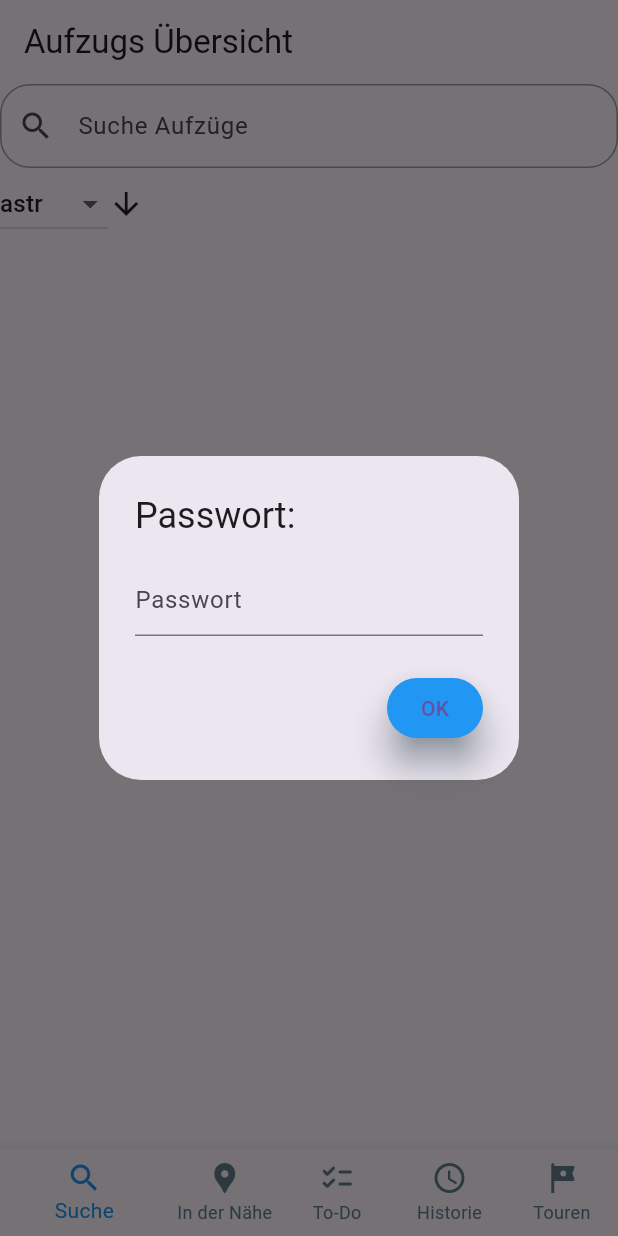
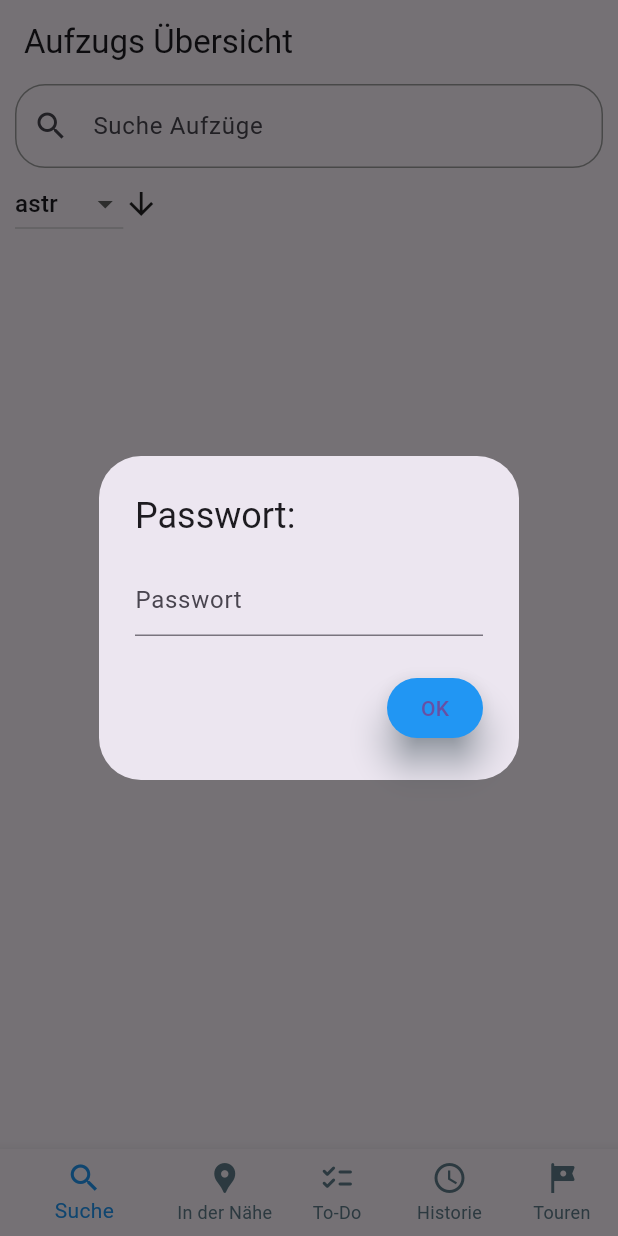
Before and after one commit to 5ila5/bombelczyk-app, a Flutter app: the screen it shows after launch, on a phone screen of 412 x 824 dp. Run offline on Flutter 3.47's test engine with Material 3 defaults, Android fonts, the phone set to English and light mode, and no system bars; our stand-ins replace geolocator, photo_view, shared_preferences, table_calendar; missing offline and left inert: collapsible.

Commit message:
improve padding for search bars and drop downs below search bars

```diff
--- a/lib/mainViews/Nearby.dart
+++ b/lib/mainViews/Nearby.dart
@@ -47,7 +47,10 @@ class _NearbyState extends State<Nearby> {
             // alignment top
             crossAxisAlignment: CrossAxisAlignment.start,
             children: [
-              SimpleAmountChooser([10, 20, 50], setCount, defaultAmount: 10),
+              Padding(
+                  padding: EdgeInsets.fromLTRB(10, 0, 10, 0),
+                  child: SimpleAmountChooser([10, 20, 50], setCount,
+                      defaultAmount: 10)),
               Center(
                   child: WidgetColumnFutureBuilder(
                 afzs.then((value) => value
--- a/lib/mainViews/Search.dart
+++ b/lib/mainViews/Search.dart
@@ -65,8 +65,16 @@ class _SearchState extends State<Search> {
             BoxConstraints(maxHeight: MediaQuery.of(context).size.height),
         child: Column(
           children: [
-            AfzSearchBar("Suche Aufzüge", (String s) => searchChange(s)),
-            SortDropDownWithDir(currentSort, (Sort? s) => sortChange(s)),
+            Padding(
+              padding: EdgeInsets.fromLTRB(10, 0, 10, 0),
+              child:
+                  AfzSearchBar("Suche Aufzüge", (String s) => searchChange(s)),
+            ),
+            Padding(
+              padding: EdgeInsets.fromLTRB(10, 0, 10, 0),
+              child:
+                  SortDropDownWithDir(currentSort, (Sort? s) => sortChange(s)),
+            ),
             Expanded(child: WidgetListViewFutureBuilder(contentList))
           ],
         ),
--- a/lib/mainViews/ToDo.dart
+++ b/lib/mainViews/ToDo.dart
@@ -64,7 +64,9 @@ class _ToDoViewState extends State<ToDoView> {
   @override
   Widget build(BuildContext context) {
     return Column(children: [
-      AfzSearchBar("Suche To-Dos", searchChange),
+      Padding(
+          padding: EdgeInsets.fromLTRB(10, 0, 10, 0),
+          child: AfzSearchBar("Suche To-Dos", searchChange)),
       SortDropDownWithDirCollapsed(
           currentSort, sortChange, true, changeAllCollapsed),
       WidgetColumnFutureBuilder(contentList)
```
